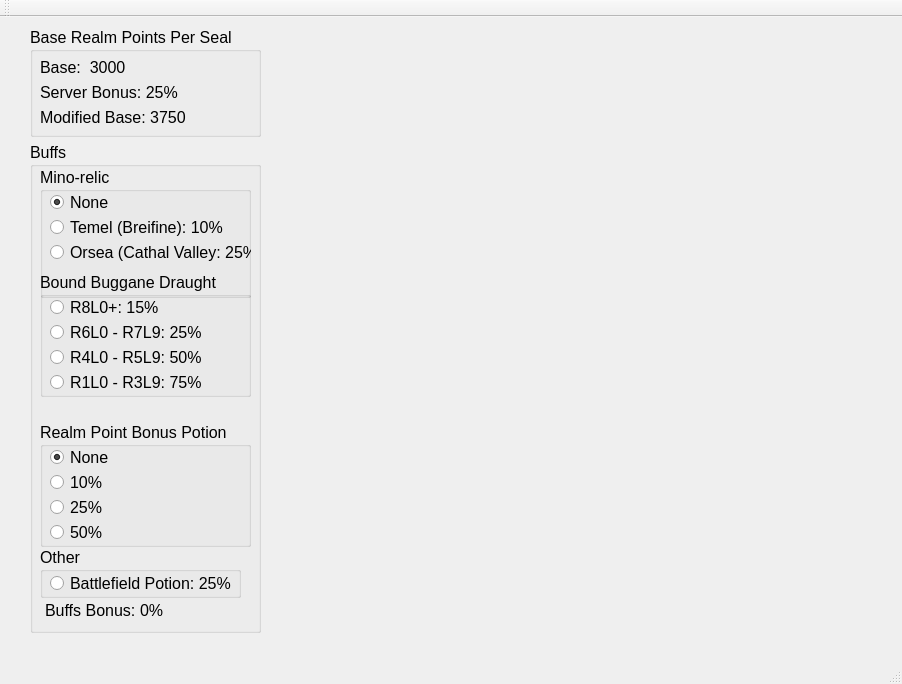
Old version of the form mainwindow.ui in the repository towbes/GaherisRPCalc.
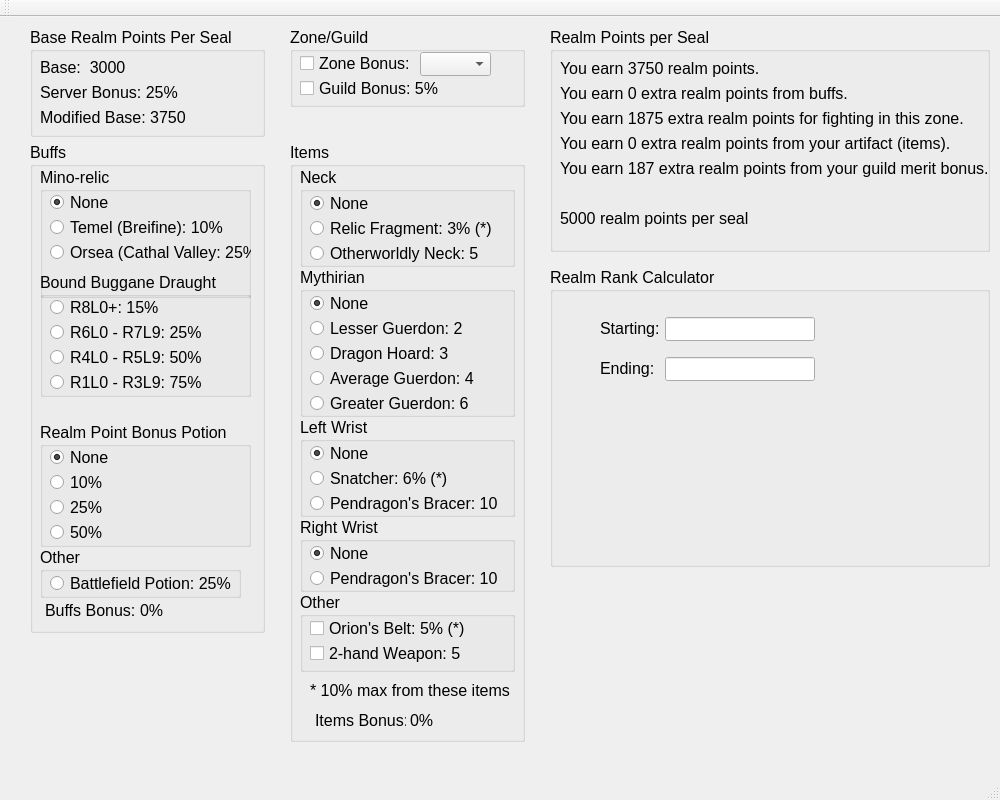
New version of the form.

Commit message: finish items, add per seal ui elemnts

The edit to the form file:
```diff
--- a/mainwindow.ui
+++ b/mainwindow.ui
@@ -6,8 +6,8 @@
    <rect>
     <x>0</x>
     <y>0</y>
-    <width>902</width>
-    <height>684</height>
+    <width>1000</width>
+    <height>800</height>
    </rect>
   </property>
   <property name="windowTitle">
@@ -19,7 +19,7 @@
      <rect>
       <x>30</x>
       <y>10</y>
-      <width>231</width>
+      <width>235</width>
       <height>110</height>
      </rect>
     </property>
@@ -91,7 +91,7 @@
      <rect>
       <x>30</x>
       <y>125</y>
-      <width>231</width>
+      <width>235</width>
       <height>491</height>
      </rect>
     </property>
@@ -381,6 +381,609 @@
      </property>
     </widget>
    </widget>
+   <widget class="QGroupBox" name="groupBox_7">
+    <property name="geometry">
+     <rect>
+      <x>290</x>
+      <y>10</y>
+      <width>235</width>
+      <height>80</height>
+     </rect>
+    </property>
+    <property name="font">
+     <font>
+      <pointsize>12</pointsize>
+     </font>
+    </property>
+    <property name="title">
+     <string>Zone/Guild</string>
+    </property>
+    <widget class="QCheckBox" name="checkZoneBonus">
+     <property name="geometry">
+      <rect>
+       <x>10</x>
+       <y>25</y>
+       <width>141</width>
+       <height>22</height>
+      </rect>
+     </property>
+     <property name="text">
+      <string>Zone Bonus:</string>
+     </property>
+     <property name="checked">
+      <bool>false</bool>
+     </property>
+    </widget>
+    <widget class="QCheckBox" name="checkGuildBonus">
+     <property name="geometry">
+      <rect>
+       <x>10</x>
+       <y>50</y>
+       <width>141</width>
+       <height>22</height>
+      </rect>
+     </property>
+     <property name="text">
+      <string>Guild Bonus: 5%</string>
+     </property>
+     <property name="checked">
+      <bool>false</bool>
+     </property>
+    </widget>
+    <widget class="QComboBox" name="comboZoneBonus">
+     <property name="geometry">
+      <rect>
+       <x>130</x>
+       <y>25</y>
+       <width>71</width>
+       <height>24</height>
+      </rect>
+     </property>
+     <property name="currentText">
+      <string/>
+     </property>
+    </widget>
+   </widget>
+   <widget class="QGroupBox" name="groupBox_8">
+    <property name="geometry">
+     <rect>
+      <x>290</x>
+      <y>125</y>
+      <width>235</width>
+      <height>600</height>
+     </rect>
+    </property>
+    <property name="font">
+     <font>
+      <pointsize>12</pointsize>
+     </font>
+    </property>
+    <property name="title">
+     <string>Items</string>
+    </property>
+    <widget class="QGroupBox" name="groupBox_9">
+     <property name="geometry">
+      <rect>
+       <x>10</x>
+       <y>25</y>
+       <width>215</width>
+       <height>100</height>
+      </rect>
+     </property>
+     <property name="title">
+      <string>Neck</string>
+     </property>
+     <widget class="QRadioButton" name="radioButton_2">
+      <property name="geometry">
+       <rect>
+        <x>10</x>
+        <y>25</y>
+        <width>91</width>
+        <height>22</height>
+       </rect>
+      </property>
+      <property name="text">
+       <string>None</string>
+      </property>
+      <property name="checked">
+       <bool>true</bool>
+      </property>
+      <attribute name="buttonGroup">
+       <string notr="true">bgroupNeck</string>
+      </attribute>
+     </widget>
+     <widget class="QRadioButton" name="radioButton_3">
+      <property name="geometry">
+       <rect>
+        <x>10</x>
+        <y>50</y>
+        <width>201</width>
+        <height>22</height>
+       </rect>
+      </property>
+      <property name="text">
+       <string>Relic Fragment: 3% (*)</string>
+      </property>
+      <attribute name="buttonGroup">
+       <string notr="true">bgroupNeck</string>
+      </attribute>
+     </widget>
+     <widget class="QRadioButton" name="radioButton_4">
+      <property name="geometry">
+       <rect>
+        <x>10</x>
+        <y>75</y>
+        <width>191</width>
+        <height>22</height>
+       </rect>
+      </property>
+      <property name="text">
+       <string>Otherworldly Neck: 5</string>
+      </property>
+      <property name="checked">
+       <bool>false</bool>
+      </property>
+      <attribute name="buttonGroup">
+       <string notr="true">bgroupNeck</string>
+      </attribute>
+     </widget>
+    </widget>
+    <widget class="QGroupBox" name="groupBox_10">
+     <property name="geometry">
+      <rect>
+       <x>10</x>
+       <y>125</y>
+       <width>215</width>
+       <height>150</height>
+      </rect>
+     </property>
+     <property name="title">
+      <string>Mythirian</string>
+     </property>
+     <widget class="QRadioButton" name="radioButton_8">
+      <property name="geometry">
+       <rect>
+        <x>10</x>
+        <y>25</y>
+        <width>91</width>
+        <height>22</height>
+       </rect>
+      </property>
+      <property name="text">
+       <string>None</string>
+      </property>
+      <property name="checked">
+       <bool>true</bool>
+      </property>
+      <attribute name="buttonGroup">
+       <string notr="true">bgroupMyth</string>
+      </attribute>
+     </widget>
+     <widget class="QRadioButton" name="radioButton_9">
+      <property name="geometry">
+       <rect>
+        <x>10</x>
+        <y>50</y>
+        <width>191</width>
+        <height>22</height>
+       </rect>
+      </property>
+      <property name="text">
+       <string>Lesser Guerdon: 2</string>
+      </property>
+      <attribute name="buttonGroup">
+       <string notr="true">bgroupMyth</string>
+      </attribute>
+     </widget>
+     <widget class="QRadioButton" name="radioButton_10">
+      <property name="geometry">
+       <rect>
+        <x>10</x>
+        <y>75</y>
+        <width>171</width>
+        <height>22</height>
+       </rect>
+      </property>
+      <property name="text">
+       <string>Dragon Hoard: 3</string>
+      </property>
+      <attribute name="buttonGroup">
+       <string notr="true">bgroupMyth</string>
+      </attribute>
+     </widget>
+     <widget class="QRadioButton" name="radioButton_11">
+      <property name="geometry">
+       <rect>
+        <x>10</x>
+        <y>100</y>
+        <width>171</width>
+        <height>22</height>
+       </rect>
+      </property>
+      <property name="text">
+       <string>Average Guerdon: 4</string>
+      </property>
+      <attribute name="buttonGroup">
+       <string notr="true">bgroupMyth</string>
+      </attribute>
+     </widget>
+     <widget class="QRadioButton" name="radioButton_12">
+      <property name="geometry">
+       <rect>
+        <x>10</x>
+        <y>125</y>
+        <width>181</width>
+        <height>22</height>
+       </rect>
+      </property>
+      <property name="text">
+       <string>Greater Guerdon: 6</string>
+      </property>
+      <property name="checked">
+       <bool>false</bool>
+      </property>
+      <attribute name="buttonGroup">
+       <string notr="true">bgroupMyth</string>
+      </attribute>
+     </widget>
+    </widget>
+    <widget class="QGroupBox" name="groupBox_11">
+     <property name="geometry">
+      <rect>
+       <x>10</x>
+       <y>275</y>
+       <width>215</width>
+       <height>100</height>
+      </rect>
+     </property>
+     <property name="title">
+      <string>Left Wrist</string>
+     </property>
+     <widget class="QRadioButton" name="radioButton_13">
+      <property name="geometry">
+       <rect>
+        <x>10</x>
+        <y>25</y>
+        <width>91</width>
+        <height>22</height>
+       </rect>
+      </property>
+      <property name="text">
+       <string>None</string>
+      </property>
+      <property name="checked">
+       <bool>true</bool>
+      </property>
+      <attribute name="buttonGroup">
+       <string notr="true">bgroupLeftWrist</string>
+      </attribute>
+     </widget>
+     <widget class="QRadioButton" name="radioButton_14">
+      <property name="geometry">
+       <rect>
+        <x>10</x>
+        <y>50</y>
+        <width>151</width>
+        <height>22</height>
+       </rect>
+      </property>
+      <property name="text">
+       <string>Snatcher: 6% (*)</string>
+      </property>
+      <attribute name="buttonGroup">
+       <string notr="true">bgroupLeftWrist</string>
+      </attribute>
+     </widget>
+     <widget class="QRadioButton" name="radioButton_15">
+      <property name="geometry">
+       <rect>
+        <x>10</x>
+        <y>75</y>
+        <width>191</width>
+        <height>22</height>
+       </rect>
+      </property>
+      <property name="text">
+       <string>Pendragon's Bracer: 10</string>
+      </property>
+      <property name="checked">
+       <bool>false</bool>
+      </property>
+      <attribute name="buttonGroup">
+       <string notr="true">bgroupLeftWrist</string>
+      </attribute>
+     </widget>
+    </widget>
+    <widget class="QGroupBox" name="groupBox_12">
+     <property name="geometry">
+      <rect>
+       <x>10</x>
+       <y>375</y>
+       <width>215</width>
+       <height>75</height>
+      </rect>
+     </property>
+     <property name="title">
+      <string>Right Wrist</string>
+     </property>
+     <widget class="QRadioButton" name="radioButton_16">
+      <property name="geometry">
+       <rect>
+        <x>10</x>
+        <y>25</y>
+        <width>91</width>
+        <height>22</height>
+       </rect>
+      </property>
+      <property name="text">
+       <string>None</string>
+      </property>
+      <property name="checked">
+       <bool>true</bool>
+      </property>
+      <attribute name="buttonGroup">
+       <string notr="true">bgroupRightWrist</string>
+      </attribute>
+     </widget>
+     <widget class="QRadioButton" name="radioButton_17">
+      <property name="geometry">
+       <rect>
+        <x>10</x>
+        <y>50</y>
+        <width>201</width>
+        <height>22</height>
+       </rect>
+      </property>
+      <property name="text">
+       <string>Pendragon's Bracer: 10</string>
+      </property>
+      <property name="checked">
+       <bool>false</bool>
+      </property>
+      <attribute name="buttonGroup">
+       <string notr="true">bgroupRightWrist</string>
+      </attribute>
+     </widget>
+    </widget>
+    <widget class="QGroupBox" name="groupBox_13">
+     <property name="geometry">
+      <rect>
+       <x>10</x>
+       <y>450</y>
+       <width>215</width>
+       <height>80</height>
+      </rect>
+     </property>
+     <property name="title">
+      <string>Other</string>
+     </property>
+     <widget class="QCheckBox" name="checkOrions">
+      <property name="geometry">
+       <rect>
+        <x>10</x>
+        <y>25</y>
+        <width>171</width>
+        <height>22</height>
+       </rect>
+      </property>
+      <property name="text">
+       <string>Orion's Belt: 5% (*)</string>
+      </property>
+     </widget>
+     <widget class="QCheckBox" name="checkTwohand">
+      <property name="geometry">
+       <rect>
+        <x>10</x>
+        <y>50</y>
+        <width>181</width>
+        <height>22</height>
+       </rect>
+      </property>
+      <property name="text">
+       <string>2-hand Weapon: 5</string>
+      </property>
+     </widget>
+    </widget>
+    <widget class="QLabel" name="label_4">
+     <property name="geometry">
+      <rect>
+       <x>20</x>
+       <y>540</y>
+       <width>201</width>
+       <height>16</height>
+      </rect>
+     </property>
+     <property name="text">
+      <string>* 10% max from these items</string>
+     </property>
+    </widget>
+    <widget class="QLabel" name="amtItemBonus">
+     <property name="geometry">
+      <rect>
+       <x>120</x>
+       <y>570</y>
+       <width>49</width>
+       <height>16</height>
+      </rect>
+     </property>
+     <property name="text">
+      <string>0%</string>
+     </property>
+    </widget>
+    <widget class="QLabel" name="labelBuffBonus_2">
+     <property name="geometry">
+      <rect>
+       <x>25</x>
+       <y>570</y>
+       <width>91</width>
+       <height>16</height>
+      </rect>
+     </property>
+     <property name="text">
+      <string>Items Bonus:</string>
+     </property>
+    </widget>
+   </widget>
+   <widget class="QGroupBox" name="groupBox_14">
+    <property name="geometry">
+     <rect>
+      <x>550</x>
+      <y>10</y>
+      <width>440</width>
+      <height>225</height>
+     </rect>
+    </property>
+    <property name="font">
+     <font>
+      <pointsize>12</pointsize>
+     </font>
+    </property>
+    <property name="title">
+     <string>Realm Points per Seal</string>
+    </property>
+    <widget class="QLabel" name="label_5">
+     <property name="geometry">
+      <rect>
+       <x>10</x>
+       <y>30</y>
+       <width>291</width>
+       <height>22</height>
+      </rect>
+     </property>
+     <property name="text">
+      <string>You earn 3750 realm points.</string>
+     </property>
+    </widget>
+    <widget class="QLabel" name="label_6">
+     <property name="geometry">
+      <rect>
+       <x>10</x>
+       <y>55</y>
+       <width>311</width>
+       <height>22</height>
+      </rect>
+     </property>
+     <property name="text">
+      <string>You earn 0 extra realm points from buffs.</string>
+     </property>
+    </widget>
+    <widget class="QLabel" name="label_7">
+     <property name="geometry">
+      <rect>
+       <x>10</x>
+       <y>80</y>
+       <width>421</width>
+       <height>22</height>
+      </rect>
+     </property>
+     <property name="text">
+      <string>You earn 1875 extra realm points for fighting in this zone.</string>
+     </property>
+    </widget>
+    <widget class="QLabel" name="label_8">
+     <property name="geometry">
+      <rect>
+       <x>10</x>
+       <y>105</y>
+       <width>421</width>
+       <height>22</height>
+      </rect>
+     </property>
+     <property name="text">
+      <string>You earn 0 extra realm points from your artifact (items).</string>
+     </property>
+    </widget>
+    <widget class="QLabel" name="label_9">
+     <property name="geometry">
+      <rect>
+       <x>10</x>
+       <y>130</y>
+       <width>431</width>
+       <height>22</height>
+      </rect>
+     </property>
+     <property name="text">
+      <string>You earn 187 extra realm points from your guild merit bonus.</string>
+     </property>
+    </widget>
+    <widget class="QLabel" name="label_10">
+     <property name="geometry">
+      <rect>
+       <x>10</x>
+       <y>180</y>
+       <width>301</width>
+       <height>22</height>
+      </rect>
+     </property>
+     <property name="text">
+      <string>5000 realm points per seal</string>
+     </property>
+    </widget>
+   </widget>
+   <widget class="QGroupBox" name="groupBox_15">
+    <property name="geometry">
+     <rect>
+      <x>550</x>
+      <y>250</y>
+      <width>440</width>
+      <height>300</height>
+     </rect>
+    </property>
+    <property name="font">
+     <font>
+      <pointsize>12</pointsize>
+     </font>
+    </property>
+    <property name="title">
+     <string>Realm Rank Calculator</string>
+    </property>
+    <widget class="QLabel" name="label_11">
+     <property name="geometry">
+      <rect>
+       <x>50</x>
+       <y>50</y>
+       <width>60</width>
+       <height>22</height>
+      </rect>
+     </property>
+     <property name="text">
+      <string>Starting:</string>
+     </property>
+    </widget>
+    <widget class="QLineEdit" name="lineEdit">
+     <property name="geometry">
+      <rect>
+       <x>115</x>
+       <y>50</y>
+       <width>150</width>
+       <height>24</height>
+      </rect>
+     </property>
+    </widget>
+    <widget class="QLineEdit" name="lineEdit_2">
+     <property name="geometry">
+      <rect>
+       <x>115</x>
+       <y>90</y>
+       <width>150</width>
+       <height>24</height>
+      </rect>
+     </property>
+    </widget>
+    <widget class="QLabel" name="label_12">
+     <property name="geometry">
+      <rect>
+       <x>50</x>
+       <y>90</y>
+       <width>60</width>
+       <height>22</height>
+      </rect>
+     </property>
+     <property name="text">
+      <string>Ending:</string>
+     </property>
+    </widget>
+   </widget>
   </widget>
   <widget class="QMenuBar" name="menuBar">
    <property name="geometry">
```
Left out of the diff: 6 changed lines with no effect on the pictures. The commit also changes 4 other files.
